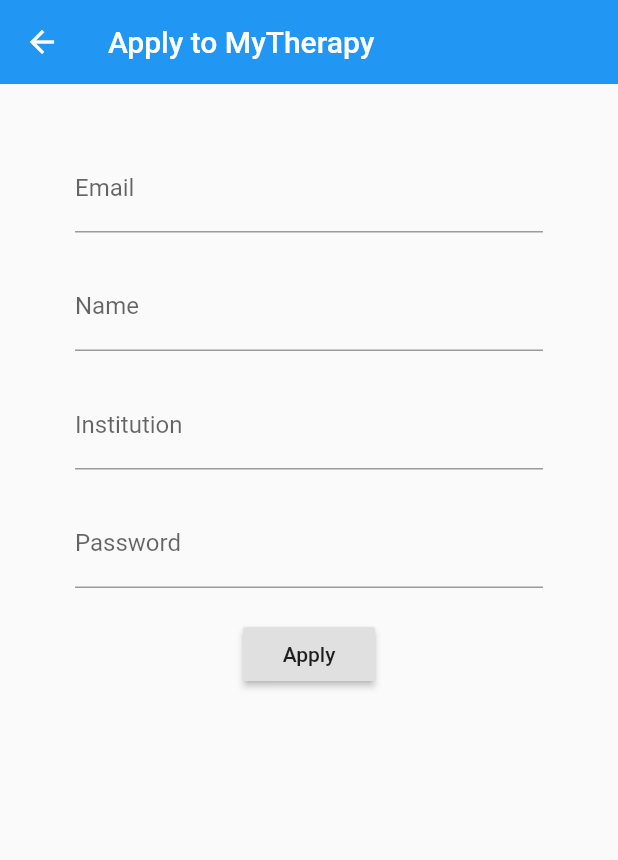
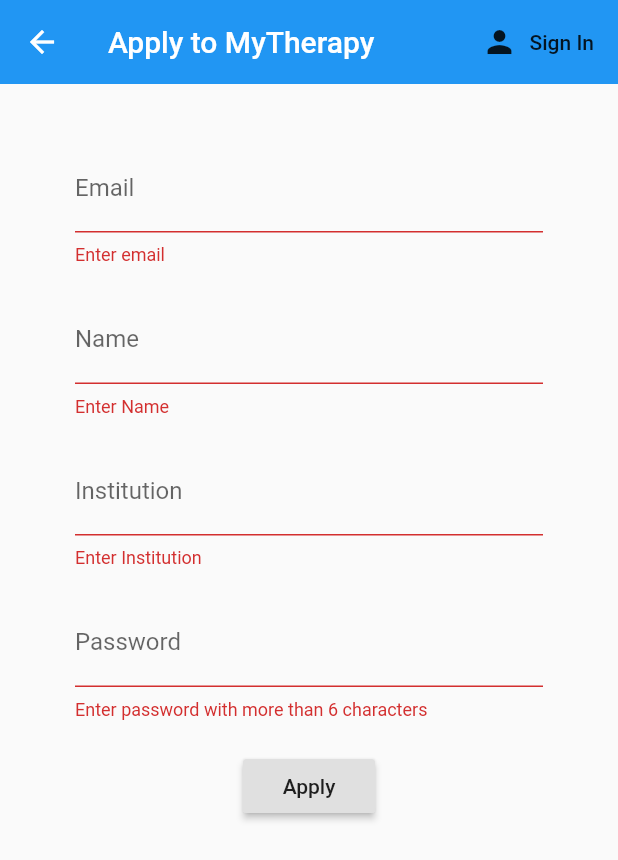
Before and after one commit to DavidParnell95/Final-Year-Project-MyTherapy, a Flutter app: the Apply screen opened directly, after a tap on "Apply", on a phone screen of 412 x 824 dp. Shown: the top 860 px of the screen. Run offline on Flutter 3.47's test engine with Material 2 defaults, Android fonts, the phone set to English and light mode, and no system bars; our stand-ins replace firebase_auth; accounts and stored records are empty.

Commit message:
Registry Page and toggle between sign in & Register

```diff
--- a/App/my_therapy_app/lib/Services/auth.dart
+++ b/App/my_therapy_app/lib/Services/auth.dart
@@ -1,6 +1,5 @@
 import 'package:firebase_auth/firebase_auth.dart';
 import 'package:my_therapy_app/Models/user.dart';
-import 'package:my_therapy_app/Services/auth.dart';
 
 class AuthService{
 
@@ -37,6 +36,22 @@
   //Email & Password sign in
 
   //Apply
+  Future registerAdmin(String email,
+      String name, String institution,
+      String password ) async{
+    try{
+      AuthResult result = await _auth.createUserWithEmailAndPassword(
+        email: email, password: password);
+
+      FirebaseUser user = result.user;
+      return _userFromFirebaseUser(user);
+    }
+    catch (e)
+    {
+      print(e.toString());
+      return null;
+    }
+  }
 
   //Log out
 Future signOut() async{
--- a/App/my_therapy_app/lib/apply.dart
+++ b/App/my_therapy_app/lib/apply.dart
@@ -2,6 +2,10 @@
 import 'package:my_therapy_app/Services/auth.dart';
 
 class Apply extends StatefulWidget{
+
+  final Function toggleView;
+  Apply({this.toggleView});
+
   @override
   _ApplyState createState() => _ApplyState();
 }
@@ -9,6 +13,7 @@
 class _ApplyState extends State<Apply>
 {
 
+  final _formKey = GlobalKey<FormState>();//key to track state of form
   final AuthService _auth = AuthService();
 
   //Text Field state
@@ -17,23 +22,39 @@
   String institution = '';
   String password ='';
 
+  String error = '';
+
   @override
   Widget build(BuildContext context) {
     return Scaffold(
       appBar: AppBar(
         elevation: 0.0,
         title: Text('Apply to MyTherapy'),
+        actions: <Widget>[
+
+          //Apply button, brings to registration page
+          FlatButton.icon(
+              icon: Icon(Icons.person),
+              label: Text('Sign In'),
+              onPressed: (){
+                widget.toggleView();
+              }
+          )
+        ],
       ),
 
       body: Container(
         padding: EdgeInsets.symmetric(vertical: 20.0, horizontal: 50.0),
         child: Form(
+          key: _formKey,
+
           child: Column(
             children: <Widget>[
 
               //Email
               SizedBox(height: 20.0,),
               TextFormField(
+                validator:(val) => val.isEmpty? 'Enter email' :null,
                 decoration: InputDecoration(
                     labelText: 'Email'
                 ),
@@ -46,6 +67,7 @@
               //Name
               SizedBox(height: 20.0,),
               TextFormField(
+                validator:(val) => val.isEmpty? 'Enter Name' :null,
                 decoration: InputDecoration(
                     labelText: 'Name'
                 ),
@@ -58,6 +80,7 @@
               //Institution
               SizedBox(height: 20.0,),
               TextFormField(
+                validator:(val) => val.isEmpty? 'Enter Institution' :null,
                 decoration: InputDecoration(
                     labelText: 'Institution'
                 ),
@@ -70,6 +93,9 @@
               //Password
               SizedBox(height: 20.0,),
               TextFormField(
+                validator:(val) => val.length <6?
+                'Enter password with more than 6 characters'
+                    :null,
                 decoration: InputDecoration(
                     labelText: 'Password'
                 ),
@@ -84,11 +110,16 @@
               RaisedButton(
                 child: Text('Apply'),
                 onPressed: () async{
-                  print(email);
-                  print(name);
-                  print(institution);
-                  print(password);
-                },
+                  if(_formKey.currentState.validate())
+                  {
+                    dynamic result = await _auth.registerAdmin(
+                        email, name, institution, password);
+                    if(result == null)
+                    {
+                        setState(() => error = 'Plesse supply  valid email');
+                    }
+                  }
+                  },
               )
             ],
           ),
```
Also changed, not shown: App/my_therapy_app/lib/authenticate.dart (+13 -3 lines), App/my_therapy_app/lib/sign_in.dart (+22 -1 lines).
